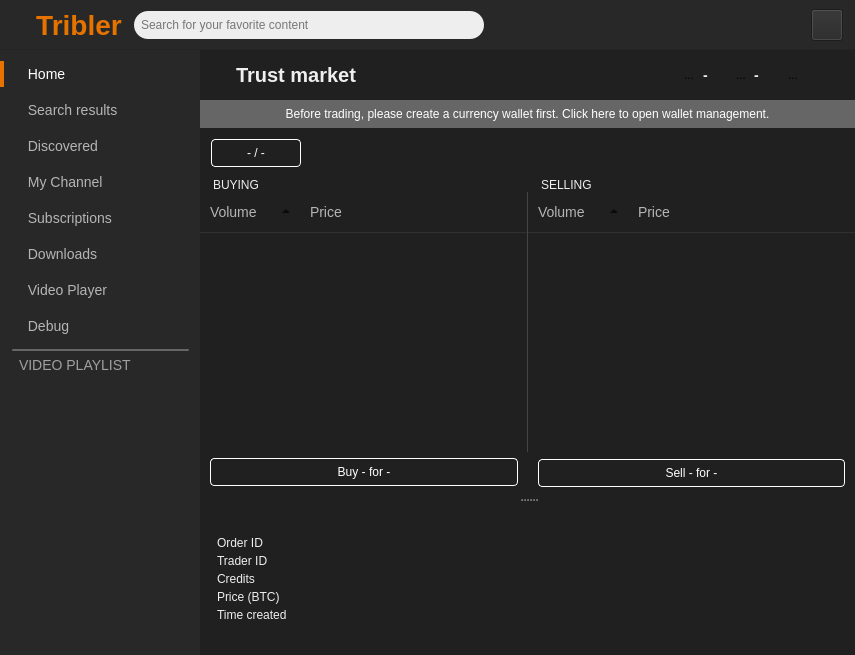
This is TriblerGUI/qt_resources/mainwindow.ui in vwigmore/tribler as Qt 5 draws it before an edit. The edited form follows.
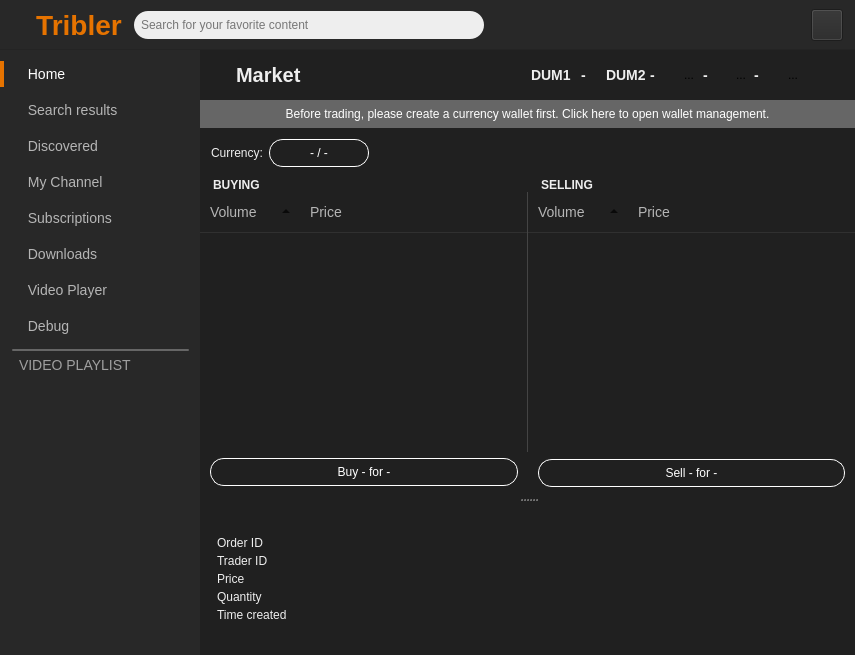
This is the edited form. Icons and pictures are not drawn. Custom widgets are drawn as their Qt base class.

The edit to the form file:
```diff
--- a/TriblerGUI/qt_resources/mainwindow.ui
+++ b/TriblerGUI/qt_resources/mainwindow.ui
@@ -9323,10 +9323,120 @@
                                             font-weight: bold;</string>
                </property>
                <property name="text">
-                <string>Trust market</string>
+                <string>Market</string>
                </property>
               </widget>
              </item>
+             <item>
+              <widget class="QLabel" name="label_67">
+               <property name="toolTip">
+                <string>Dummy 1</string>
+               </property>
+               <property name="styleSheet">
+                <string notr="true">font-weight: bold; font-size: 14px;</string>
+               </property>
+               <property name="text">
+                <string>DUM1</string>
+               </property>
+              </widget>
+             </item>
+             <item>
+              <spacer name="horizontalSpacer_88">
+               <property name="orientation">
+                <enum>Qt::Horizontal</enum>
+               </property>
+               <property name="sizeType">
+                <enum>QSizePolicy::Fixed</enum>
+               </property>
+               <property name="sizeHint" stdset="0">
+                <size>
+                 <width>10</width>
+                 <height>20</height>
+                </size>
+               </property>
+              </spacer>
+             </item>
+             <item>
+              <widget class="QLabel" name="dum1_amount_label">
+               <property name="styleSheet">
+                <string notr="true">font-weight: bold; font-size: 14px;</string>
+               </property>
+               <property name="text">
+                <string>-</string>
+               </property>
+              </widget>
+             </item>
+             <item>
+              <spacer name="horizontalSpacer_87">
+               <property name="orientation">
+                <enum>Qt::Horizontal</enum>
+               </property>
+               <property name="sizeType">
+                <enum>QSizePolicy::Fixed</enum>
+               </property>
+               <property name="sizeHint" stdset="0">
+                <size>
+                 <width>20</width>
+                 <height>20</height>
+                </size>
+               </property>
+              </spacer>
+             </item>
+             <item>
+              <widget class="QLabel" name="label_65">
+               <property name="toolTip">
+                <string>Dummy 2</string>
+               </property>
+               <property name="styleSheet">
+                <string notr="true">font-weight: bold; font-size: 14px;</string>
+               </property>
+               <property name="text">
+                <string>DUM2</string>
+               </property>
+              </widget>
+             </item>
+             <item>
+              <spacer name="horizontalSpacer_74">
+               <property name="orientation">
+                <enum>Qt::Horizontal</enum>
+               </property>
+               <property name="sizeType">
+                <enum>QSizePolicy::Minimum</enum>
+               </property>
+               <property name="sizeHint" stdset="0">
+                <size>
+                 <width>4</width>
+                 <height>20</height>
+                </size>
+               </property>
+              </spacer>
+             </item>
+             <item>
+              <widget class="QLabel" name="dum2_amount_label">
+               <property name="styleSheet">
+                <string notr="true">font-weight: bold; font-size: 14px;</string>
+               </property>
+               <property name="text">
+                <string>-</string>
+               </property>
+              </widget>
+             </item>
+             <item>
+              <spacer name="horizontalSpacer_73">
+               <property name="orientation">
+                <enum>Qt::Horizontal</enum>
+               </property>
+               <property name="sizeType">
+                <enum>QSizePolicy::Minimum</enum>
+               </property>
+               <property name="sizeHint" stdset="0">
+                <size>
+                 <width>20</width>
+                 <height>20</height>
+                </size>
+               </property>
+              </spacer>
+             </item>
              <item>
               <widget class="QToolButton" name="toolButton_4">
                <property name="minimumSize">
@@ -9586,17 +9696,24 @@
           <item>
            <widget class="QWidget" name="widget_39" native="true">
             <layout class="QHBoxLayout" name="horizontalLayout_51">
+             <item>
+              <widget class="QLabel" name="label_63">
+               <property name="text">
+                <string>Currency:</string>
+               </property>
+              </widget>
+             </item>
              <item>
               <widget class="QToolButton" name="market_currency_type_button">
                <property name="minimumSize">
                 <size>
-                 <width>90</width>
+                 <width>100</width>
                  <height>28</height>
                 </size>
                </property>
                <property name="maximumSize">
                 <size>
-                 <width>90</width>
+                 <width>100</width>
                  <height>28</height>
                 </size>
                </property>
@@ -9606,7 +9723,7 @@
                <property name="styleSheet">
                 <string notr="true">background: none;
 color: white;
-border-radius: 4px;
+border-radius: 14px;
 border: 1px solid white;
 font-size: 12px;</string>
                </property>
@@ -9716,7 +9833,8 @@
                        <item>
                         <widget class="QLabel" name="label_45">
                          <property name="styleSheet">
-                          <string notr="true">padding-left: 10px;</string>
+                          <string notr="true">padding-left: 10px;
+font-weight: bold;</string>
                          </property>
                          <property name="text">
                           <string>BUYING</string>
@@ -9727,7 +9845,7 @@
                      </widget>
                     </item>
                     <item>
-                     <widget class="QTreeWidget" name="asks_list">
+                     <widget class="QTreeWidget" name="bids_list">
                       <property name="styleSheet">
                        <string notr="true">QTreeWidget { border-right: 1px solid #444; }</string>
                       </property>
@@ -9812,7 +9930,7 @@
                          <property name="styleSheet">
                           <string notr="true">background: none;
 color: white;
-border-radius: 4px;
+border-radius: 14px;
 border: 1px solid white;
 font-size: 12px;</string>
                          </property>
@@ -9882,7 +10000,8 @@
                        <item>
                         <widget class="QLabel" name="label_46">
                          <property name="styleSheet">
-                          <string notr="true">padding-left: 10px</string>
+                          <string notr="true">padding-left: 10px;
+font-weight: bold;</string>
                          </property>
                          <property name="text">
                           <string>SELLING</string>
@@ -9893,7 +10012,7 @@
                      </widget>
                     </item>
                     <item>
-                     <widget class="QTreeWidget" name="bids_list">
+                     <widget class="QTreeWidget" name="asks_list">
                       <property name="indentation">
                        <number>0</number>
                       </property>
@@ -9969,7 +10088,7 @@
                          <property name="styleSheet">
                           <string notr="true">background: none;
 color: white;
-border-radius: 4px;
+border-radius: 14px;
 border: 1px solid white;
 font-size: 12px;</string>
                          </property>
@@ -10062,17 +10181,31 @@
                       </property>
                      </widget>
                     </item>
+                    <item row="2" column="1">
+                     <widget class="QLabel" name="market_detail_price_label">
+                      <property name="text">
+                       <string/>
+                      </property>
+                     </widget>
+                    </item>
+                    <item row="3" column="1">
+                     <widget class="QLabel" name="market_detail_quantity_label">
+                      <property name="text">
+                       <string/>
+                      </property>
+                     </widget>
+                    </item>
                     <item row="2" column="0">
-                     <widget class="QLabel" name="label_55">
-                      <property name="text">
-                       <string>Credits</string>
-                      </property>
-                     </widget>
-                    </item>
-                    <item row="3" column="0">
                      <widget class="QLabel" name="label_54">
                       <property name="text">
-                       <string>Price (BTC)</string>
+                       <string>Price</string>
+                      </property>
+                     </widget>
+                    </item>
+                    <item row="3" column="0">
+                     <widget class="QLabel" name="label_55">
+                      <property name="text">
+                       <string>Quantity</string>
                       </property>
                      </widget>
                     </item>
@@ -10083,20 +10216,6 @@
                       </property>
                      </widget>
                     </item>
-                    <item row="2" column="1">
-                     <widget class="QLabel" name="market_detail_credits_label">
-                      <property name="text">
-                       <string/>
-                      </property>
-                     </widget>
-                    </item>
-                    <item row="3" column="1">
-                     <widget class="QLabel" name="market_detail_price_label">
-                      <property name="text">
-                       <string/>
-                      </property>
-                     </widget>
-                    </item>
                     <item row="4" column="1">
                      <widget class="QLabel" name="market_detail_time_created_label">
                       <property name="text">
```
Left out of the diff: 6 changed lines with no effect on the pictures.
